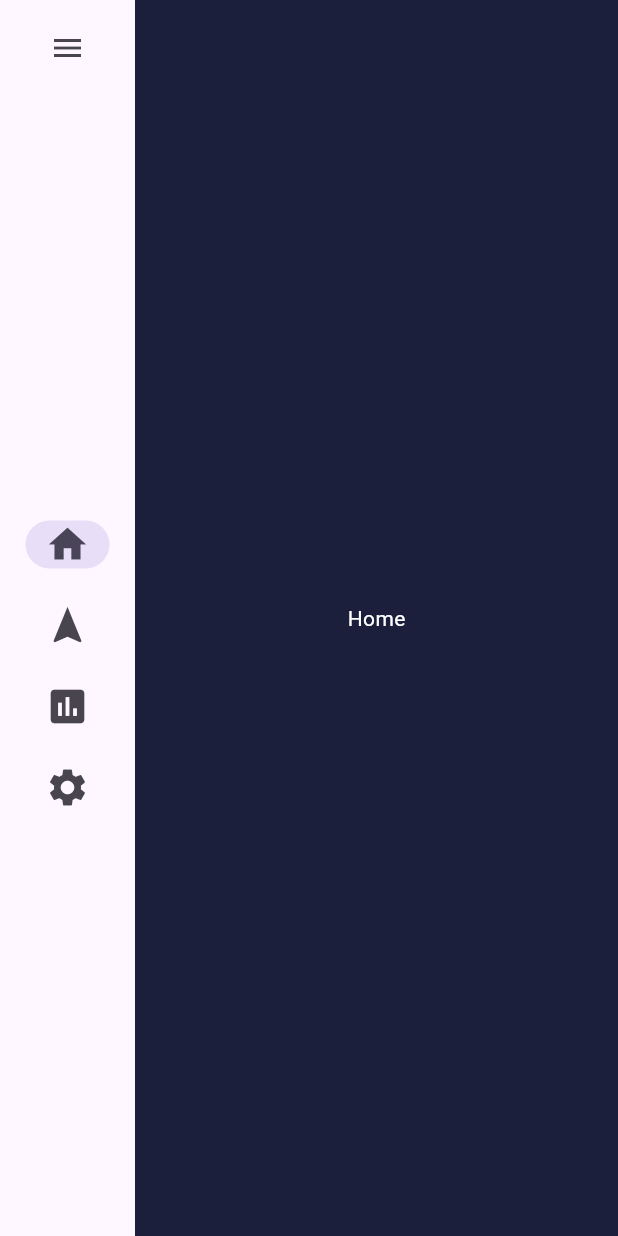
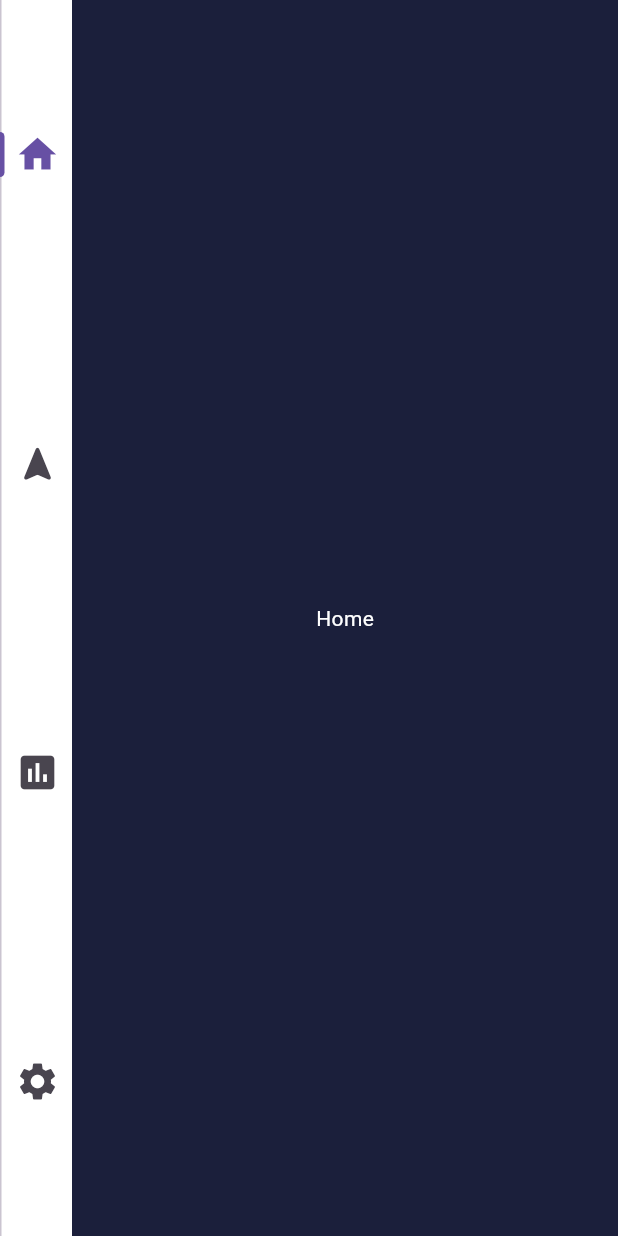
Before and after one commit to jona-mtw/ebike_raspberry_pi_display, a Flutter app: the screen it shows after launch, on a phone screen of 412 x 824 dp. Run offline on Flutter 3.47's test engine with Material 3 defaults, Android fonts, the light colour scheme and no system bars.

Commit message:
switched-nav-bar-for-rotated-tab-bar

```diff
--- a/lib/main.dart
+++ b/lib/main.dart
@@ -13,108 +13,63 @@ class MyApp extends StatelessWidget {
 
   @override
   Widget build(BuildContext context) {
-    return MaterialApp(
-      home: Scaffold(
-        backgroundColor: const Color.fromARGB(255, 27, 31, 59),
-        body: MainBody(),
+    return const MaterialApp(
+      home: DefaultTabController(
+        length: 4,
+        child: RotatedBox(
+          quarterTurns: 1,
+          child: Scaffold(
+            body: TabBarView(
+              children: [
+                RotatedBox(quarterTurns: 3, child: HomePage()),
+                RotatedBox(quarterTurns: 3, child: NavigationPage()),
+                RotatedBox(quarterTurns: 3, child: TelemeteryPage()),
+                RotatedBox(quarterTurns: 3, child: SettingsPage()),
+              ],
+            ),
+            bottomNavigationBar: CustomSideNavigationBar(),
+          ),
+        ),
       ),
     );
   }
 }
 
-class MainBody extends StatefulWidget {
-  const MainBody({super.key});
+class CustomSideNavigationBar extends StatelessWidget {
+  const CustomSideNavigationBar({super.key});
 
   @override
-  State<MainBody> createState() => _MainBodyState();
-}
-
-class _MainBodyState extends State<MainBody> {
-  int _selectedIndex = 0;
-  int _oldSelectedIndex = 0;
-  final List<Widget> _pages = [
-    HomePage(),
-    NavigationPage(),
-    TelemeteryPage(),
-    SettingsPage(),
-  ];
-
-  bool _extended = false;
-  final List<Widget> _menuState = [Icon(Icons.menu), Icon(Icons.close)];
-  @override
   Widget build(BuildContext context) {
-    return Row(
-      children: [
-        NavigationRail(
-          mainAxisAlignment: .center,
-          extended: _extended,
-          selectedIndex: _selectedIndex,
-          onDestinationSelected: (index) {
-            setState(() {
-              _oldSelectedIndex = _selectedIndex;
-              _selectedIndex = index;
-            });
-          },
-          leading: IconButton(
-            onPressed: () {
-              setState(() {
-                _extended = !_extended;
-              });
-            },
-            icon: _menuState[_extended ? 1 : 0],
-          ),
-          destinations: [
-            NavigationRailDestination(
-              padding: EdgeInsets.all(5),
-              icon: Icon(Icons.home, size: 30),
-              label: Text("Home"),
-            ),
-            NavigationRailDestination(
-              padding: EdgeInsets.all(5),
-              icon: Icon(Icons.navigation, size: 30),
-              label: Text("Navigation"),
-            ),
-            NavigationRailDestination(
-              padding: EdgeInsets.all(5),
-              icon: Icon(Icons.insert_chart, size: 30),
-              label: Text("Telemetery"),
-            ),
-            NavigationRailDestination(
-              padding: EdgeInsets.all(5),
-              icon: Icon(Icons.settings, size: 30),
-              label: Text("Settings"),
-            ),
-          ],
-        ),
-        Expanded(
-          child: AnimatedSwitcher(
-            duration: Duration(milliseconds: 500),
-
-            transitionBuilder: (child, animation) {
-              bool verticalDirection = _selectedIndex > _oldSelectedIndex;
-              double dy = 1;
-
-              if (verticalDirection) {
-                dy = -1;
-              } else {
-                dy = 1;
-              }
-
-              final offsetAnimation =
-                  Tween<Offset>(begin: Offset(0, dy), end: Offset.zero).animate(
-                    CurvedAnimation(parent: animation, curve: Curves.easeInOut),
-                  );
-
-              return SlideTransition(position: offsetAnimation, child: child);
-            },
-
-            child: KeyedSubtree(
-              key: ValueKey(_selectedIndex),
-              child: _pages[_selectedIndex],
+    return Container(
+      color: Colors.white,
+      child: TabBar(
+        tabs: [
+          Tab(
+            icon: RotatedBox(
+              quarterTurns: 3,
+              child: Icon(Icons.home, size: 30),
             ),
           ),
-        ),
-      ],
+          Tab(
+            icon: RotatedBox(
+              quarterTurns: 3,
+              child: Icon(Icons.navigation_rounded, size: 30),
+            ),
+          ),
+          Tab(
+            icon: RotatedBox(
+              quarterTurns: 3,
+              child: Icon(Icons.insert_chart, size: 30),
+            ),
+          ),
+          Tab(
+            icon: RotatedBox(
+              quarterTurns: 3,
+              child: Icon(Icons.settings, size: 30),
+            ),
+          ),
+        ],
+      ),
     );
   }
 }
```
